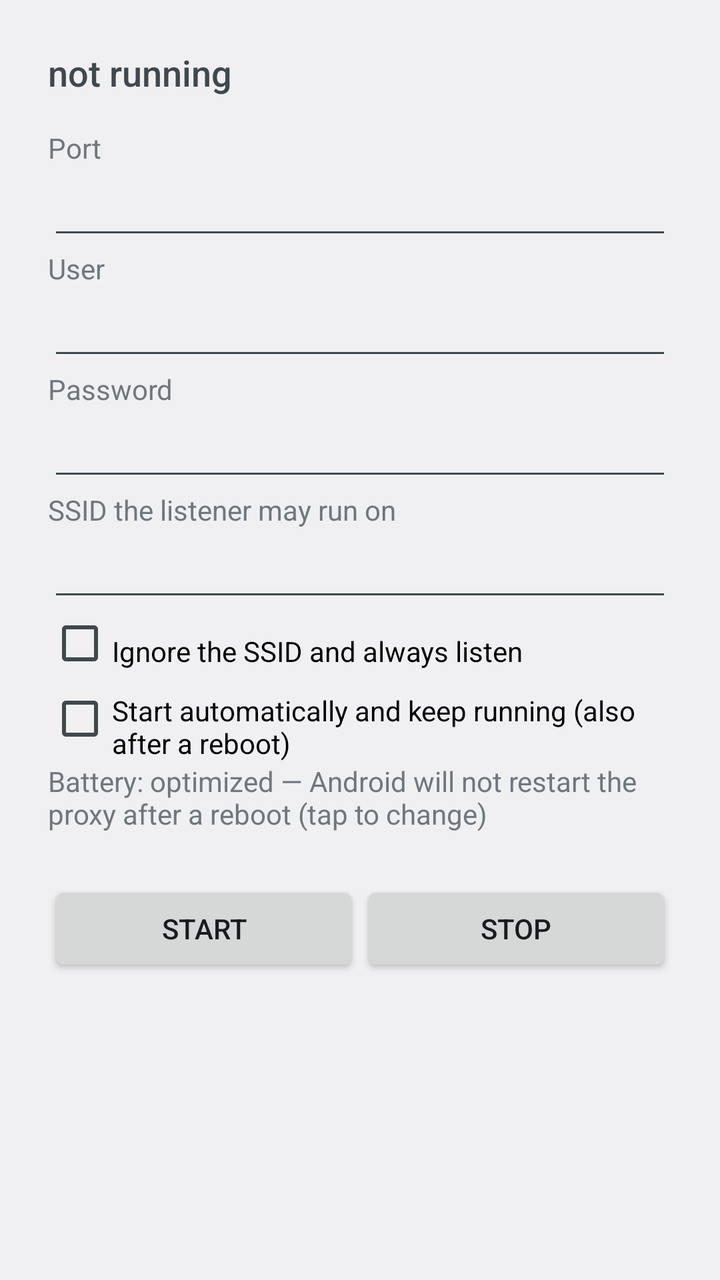
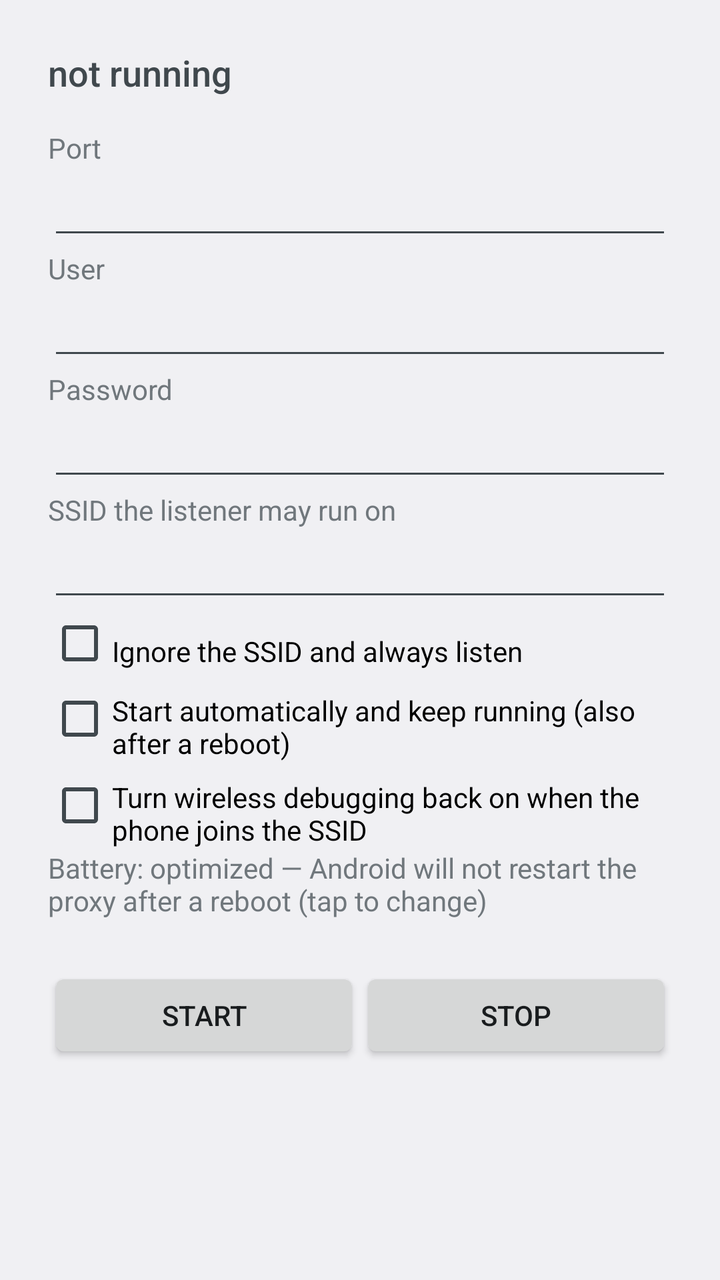

Compare the two renders of this Android layout. The source of the first and the diff that turns it into the second are given below.
<!-- AndroidManifest.xml: activity theme AppTheme -->
<!-- res/layout/activity_main.xml -->
<?xml version="1.0" encoding="utf-8"?>
<ScrollView xmlns:android="http://schemas.android.com/apk/res/android"
    android:layout_width="match_parent"
    android:layout_height="match_parent"
    android:fillViewport="true">

    <LinearLayout
        android:layout_width="match_parent"
        android:layout_height="wrap_content"
        android:orientation="vertical"
        android:padding="24dp">

        <TextView
            android:id="@+id/status"
            android:layout_width="match_parent"
            android:layout_height="wrap_content"
            android:paddingBottom="16dp"
            android:text="@string/status_unknown"
            android:textAppearance="?android:attr/textAppearanceMedium" />

        <TextView
            android:layout_width="match_parent"
            android:layout_height="wrap_content"
            android:labelFor="@+id/port"
            android:text="@string/label_port" />

        <EditText
            android:id="@+id/port"
            android:layout_width="match_parent"
            android:layout_height="wrap_content"
            android:autofillHints=""
            android:inputType="number" />

        <TextView
            android:layout_width="match_parent"
            android:layout_height="wrap_content"
            android:labelFor="@+id/user"
            android:text="@string/label_user" />

        <EditText
            android:id="@+id/user"
            android:layout_width="match_parent"
            android:layout_height="wrap_content"
            android:autofillHints="username"
            android:inputType="text" />

        <TextView
            android:layout_width="match_parent"
            android:layout_height="wrap_content"
            android:labelFor="@+id/password"
            android:text="@string/label_password" />

        <EditText
            android:id="@+id/password"
            android:layout_width="match_parent"
            android:layout_height="wrap_content"
            android:autofillHints="password"
            android:inputType="textPassword" />

        <TextView
            android:layout_width="match_parent"
            android:layout_height="wrap_content"
            android:labelFor="@+id/ssid"
            android:text="@string/label_ssid" />

        <EditText
            android:id="@+id/ssid"
            android:layout_width="match_parent"
            android:layout_height="wrap_content"
            android:autofillHints=""
            android:inputType="text" />

        <CheckBox
            android:id="@+id/any_network"
            android:layout_width="match_parent"
            android:layout_height="wrap_content"
            android:paddingTop="8dp"
            android:text="@string/label_any_network" />

        <CheckBox
            android:id="@+id/auto_start"
            android:layout_width="match_parent"
            android:layout_height="wrap_content"
            android:paddingTop="8dp"
            android:text="@string/label_auto_start" />

        <TextView
            android:id="@+id/battery"
            android:layout_width="match_parent"
            android:layout_height="wrap_content"
            android:paddingBottom="8dp"
            android:text="@string/battery_optimized"
            android:textAppearance="?android:attr/textAppearanceSmall" />

        <LinearLayout
            android:layout_width="match_parent"
            android:layout_height="wrap_content"
            android:orientation="horizontal"
            android:paddingTop="16dp">

            <Button
                android:id="@+id/start"
                android:layout_width="0dp"
                android:layout_height="wrap_content"
                android:layout_weight="1"
                android:text="@string/action_start" />

            <Button
                android:id="@+id/stop"
                android:layout_width="0dp"
                android:layout_height="wrap_content"
                android:layout_weight="1"
                android:text="@string/action_stop" />
        </LinearLayout>
    </LinearLayout>
</ScrollView>
<!-- resources referenced by this layout -->
<resources>
  <string name="action_start">Start</string>
  <string name="action_stop">Stop</string>
  <string name="battery_optimized">Battery: optimized — Android will not restart the proxy after a reboot (tap to change)</string>
  <string name="label_any_network">Ignore the SSID and always listen</string>
  <string name="label_auto_start">Start automatically and keep running (also after a reboot)</string>
  <string name="label_password">Password</string>
  <string name="label_port">Port</string>
  <string name="label_ssid">SSID the listener may run on</string>
  <string name="label_user">User</string>
  <string name="status_unknown">not running</string>
  <style name="AppTheme" parent="@android:style/Theme.DeviceDefault.DayNight">
          <item name="android:windowOptOutEdgeToEdgeEnforcement">true</item>
      </style>
</resources>

<!-- the commit's change to res/layout/activity_main.xml (unified diff, before → after) -->
@@ -84,6 +84,13 @@
             android:paddingTop="8dp"
             android:text="@string/label_auto_start" />
 
+        <CheckBox
+            android:id="@+id/adb_wifi"
+            android:layout_width="match_parent"
+            android:layout_height="wrap_content"
+            android:paddingTop="8dp"
+            android:text="@string/label_adb_wifi" />
+
         <TextView
             android:id="@+id/battery"
             android:layout_width="match_parent"
<!-- resource entries referenced after the edit -->
@@ -3,6 +3,7 @@
   <string name="action_start">Start</string>
   <string name="action_stop">Stop</string>
   <string name="battery_optimized">Battery: optimized — Android will not restart the proxy after a reboot (tap to change)</string>
+  <string name="label_adb_wifi">Turn wireless debugging back on when the phone joins the SSID</string>
   <string name="label_any_network">Ignore the SSID and always listen</string>
   <string name="label_auto_start">Start automatically and keep running (also after a reboot)</string>
   <string name="label_password">Password</string>
